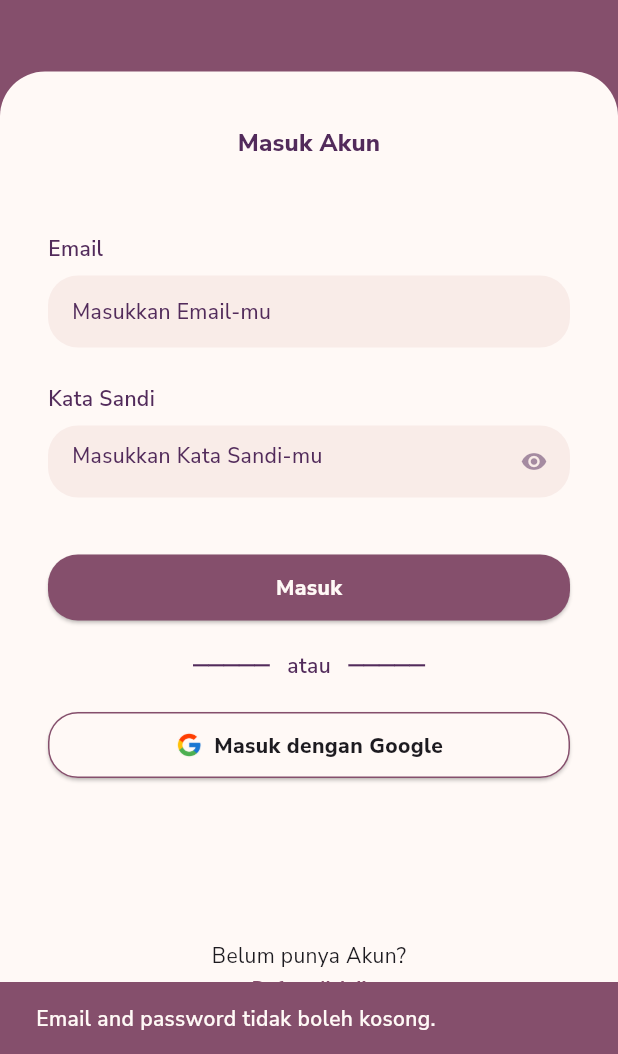
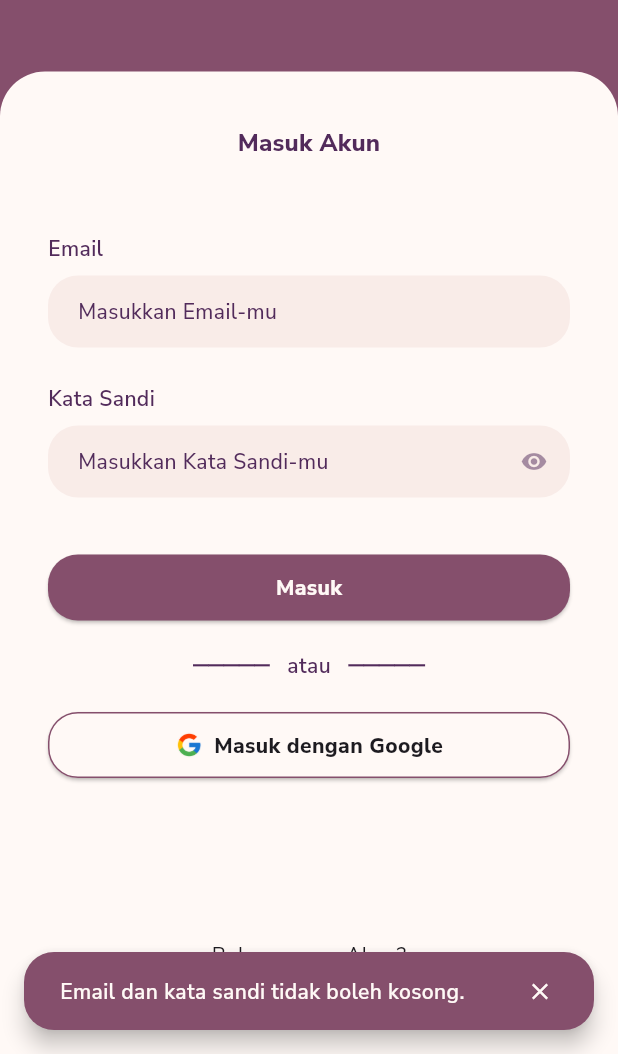
Before and after one commit to inirafli/mealty, a Flutter app: the screen it shows after launch, after a tap on "Masuk", on a phone screen of 412 x 824 dp, the part 182-1236 px from its top. Run offline on Flutter 3.47's test engine with Material 3 defaults, Android fonts, the phone set to English and light mode, and no system bars; our stand-ins replace firebase_auth, firebase_core, go_router, google_fonts, google_sign_in; accounts and stored records are empty.

Commit message:
modified the snackbar and added custom page transitions

```diff
--- a/lib/provider/auth_provider.dart
+++ b/lib/provider/auth_provider.dart
@@ -40,7 +40,7 @@ class AuthProvider extends ChangeNotifier {
 
   Future<void> signInWithEmailPassword(String email, String password) async {
     if (email.isEmpty || password.isEmpty) {
-      _errorMessage = 'Email and password tidak boleh kosong.';
+      _errorMessage = 'Email dan kata sandi tidak boleh kosong.';
       _authState = AuthState.error;
       notifyListeners();
       return;
@@ -79,6 +79,8 @@ class AuthProvider extends ChangeNotifier {
 
       await _auth.currentUser?.updateDisplayName(displayName);
       await _auth.currentUser?.reload();
+
+      await signOut();
 
       _authState = AuthState.registered;
       notifyListeners();
--- a/lib/routes/routes.dart
+++ b/lib/routes/routes.dart
@@ -4,6 +4,7 @@ import '../ui/home_screen.dart';
 import '../ui/login_screen.dart';
 import '../ui/register_screen.dart';
 import '../ui/splash_screen.dart';
+import '../utils/custom_page_transitions.dart';
 
 class AppRouter {
   static GoRouter configureRouter() {
@@ -16,11 +17,19 @@ class AppRouter {
         ),
         GoRoute(
           path: '/login',
-          builder: (context, state) => const LoginScreen(),
+          pageBuilder: (context, state) {
+            return createSlideFromLeftTransitionPage(
+              page: const LoginScreen(),
+            );
+          },
           routes: [
             GoRoute(
-              path: 'register', // Accessible as '/login/register'
-              builder: (context, state) => const RegisterScreen(),
+              path: 'register',
+              pageBuilder: (context, state) {
+                return createSlideFromRightTransitionPage(
+                  page: const RegisterScreen(),
+                );
+              },
             ),
           ],
         ),
--- a/lib/ui/login_screen.dart
+++ b/lib/ui/login_screen.dart
@@ -121,7 +121,7 @@ class _LoginScreenState extends State<LoginScreen> {
                           const SizedBox(height: 36.0),
                           FormActionRow(
                             message: 'Belum punya Akun?',
-                            buttonText: 'Daftar disini!',
+                            buttonText: 'Daftar disini',
                             onButtonPressed: () {
                               context.go('/login/register');
                             },
--- a/lib/ui/register_screen.dart
+++ b/lib/ui/register_screen.dart
@@ -115,7 +115,7 @@ class _RegisterScreenState extends State<RegisterScreen> {
                           const SizedBox(height: 36.0),
                           FormActionRow(
                             message: 'Sudah punya akun Mealty?',
-                            buttonText: 'Masuk disini!',
+                            buttonText: 'Masuk disini',
                             onButtonPressed: () {
                               // Handle registration navigation
                               context.pop();
--- /dev/null
+++ b/lib/utils/custom_page_transitions.dart
@@ -0,0 +1,44 @@
+import 'package:flutter/material.dart';
+import 'package:go_router/go_router.dart';
+
+CustomTransitionPage<dynamic> createSlideFromRightTransitionPage({
+  required Widget page,
+}) {
+  return CustomTransitionPage(
+    child: page,
+    transitionsBuilder: (context, animation, secondaryAnimation, child) {
+      const begin = Offset(1.0, 0.0);
+      const end = Offset.zero;
+      const curve = Curves.ease;
+
+      var tween = Tween(begin: begin, end: end).chain(CurveTween(curve: curve));
+      var offsetAnimation = animation.drive(tween);
+
+      return SlideTransition(
+        position: offsetAnimation,
+        child: child,
+      );
+    },
+  );
+}
+
+CustomTransitionPage<dynamic> createSlideFromLeftTransitionPage({
+  required Widget page,
+}) {
+  return CustomTransitionPage(
+    child: page,
+    transitionsBuilder: (context, animation, secondaryAnimation, child) {
+      const begin = Offset(-1.0, 0.0);
+      const end = Offset.zero;
+      const curve = Curves.ease;
+
+      var tween = Tween(begin: begin, end: end).chain(CurveTween(curve: curve));
+      var offsetAnimation = animation.drive(tween);
+
+      return SlideTransition(
+        position: offsetAnimation,
+        child: child,
+      );
+    },
+  );
+}
--- a/lib/widgets/custom_snackbar.dart
+++ b/lib/widgets/custom_snackbar.dart
@@ -6,13 +6,43 @@ class CustomSnackBar extends SnackBar {
     required String contentText,
     required BuildContext context,
   }) : super(
-          content: Text(
-            contentText,
-            style: Theme.of(context).textTheme.bodyMedium?.copyWith(
-                  color: Theme.of(context).colorScheme.onPrimary,
-                  fontWeight: FontWeight.w600,
+          content: IntrinsicHeight(
+            child: Row(
+              mainAxisAlignment: MainAxisAlignment.spaceBetween,
+              children: [
+                Expanded(
+                  child: Padding(
+                    padding: const EdgeInsets.symmetric(vertical: 8.0),
+                    child: Text(
+                      contentText,
+                      style: Theme.of(context).textTheme.bodyMedium?.copyWith(
+                            color: Theme.of(context).colorScheme.onPrimary,
+                            fontWeight: FontWeight.w600,
+                          ),
+                    ),
+                  ),
                 ),
+                IconButton(
+                  padding: EdgeInsets.zero,
+                  icon: Icon(
+                    Icons.close,
+                    size: 18.0,
+                    color: Theme.of(context).colorScheme.onPrimary,
+                  ),
+                  onPressed: () {
+                    ScaffoldMessenger.of(context).hideCurrentSnackBar();
+                  },
+                ),
+              ],
+            ),
           ),
           backgroundColor: Theme.of(context).colorScheme.primary,
+          behavior: SnackBarBehavior.floating,
+          shape: RoundedRectangleBorder(
+            borderRadius: BorderRadius.circular(20),
+          ),
+          margin: const EdgeInsets.all(16),
+          padding: const EdgeInsets.only(
+              top: 2.0, bottom: 2.0, left: 24.0, right: 12.0),
         );
 }
--- a/lib/widgets/custom_text_field.dart
+++ b/lib/widgets/custom_text_field.dart
@@ -25,26 +25,32 @@ class CustomTextField extends StatelessWidget {
               ),
         ),
         const SizedBox(height: 8),
-        Container(
-          decoration: BoxDecoration(
-            color: Theme.of(context).colorScheme.surface.withOpacity(0.2),
-            borderRadius: BorderRadius.circular(20),
-          ),
-          child: TextField(
+        TextField(
           controller: controller,
           style: Theme.of(context).textTheme.bodyMedium?.copyWith(
                 color: Theme.of(context).colorScheme.onBackground,
                 fontWeight: FontWeight.w600,
               ),
           decoration: InputDecoration(
+            filled: true,
+            fillColor: Theme.of(context).colorScheme.surface.withOpacity(0.2),
             contentPadding:
                 const EdgeInsets.symmetric(horizontal: 16, vertical: 10),
-              border: InputBorder.none,
             hintText: hintText,
             hintStyle: Theme.of(context).textTheme.bodyMedium?.copyWith(
                   color: Theme.of(context).colorScheme.onBackground,
                   fontWeight: FontWeight.w500,
                 ),
+            border: OutlineInputBorder(
+              borderRadius: BorderRadius.circular(20),
+              borderSide: BorderSide.none,
+            ),
+            focusedBorder: OutlineInputBorder(
+              borderRadius: BorderRadius.circular(20),
+              borderSide: BorderSide(
+                  color:
+                      Theme.of(context).colorScheme.primary.withOpacity(0.65),
+                  width: 2.0),
             ),
           ),
         ),
--- a/lib/widgets/password_text_field.dart
+++ b/lib/widgets/password_text_field.dart
@@ -25,41 +25,45 @@ class PasswordTextField extends StatelessWidget {
               ),
         ),
         const SizedBox(height: 8),
-        Container(
-          decoration: BoxDecoration(
-            color: Theme.of(context).colorScheme.surface.withOpacity(0.2),
-            borderRadius: BorderRadius.circular(20),
-          ),
-          child: TextField(
+        TextField(
           controller: controller,
           style: Theme.of(context).textTheme.bodyMedium?.copyWith(
                 color: Theme.of(context).colorScheme.onBackground,
                 fontWeight: FontWeight.w600,
               ),
           decoration: InputDecoration(
+            filled: true,
+            fillColor: Theme.of(context).colorScheme.surface.withOpacity(0.2),
             contentPadding:
                 const EdgeInsets.symmetric(horizontal: 16, vertical: 10),
-              border: InputBorder.none,
             hintText: 'Masukkan Kata Sandi-mu',
             hintStyle: Theme.of(context).textTheme.bodyMedium?.copyWith(
                   color: Theme.of(context).colorScheme.onBackground,
                   fontWeight: FontWeight.w500,
                 ),
+            border: OutlineInputBorder(
+              borderRadius: BorderRadius.circular(20),
+              borderSide: BorderSide.none,
+            ),
+            focusedBorder: OutlineInputBorder(
+              borderRadius: BorderRadius.circular(20),
+              borderSide: BorderSide(
+                  color:
+                      Theme.of(context).colorScheme.primary.withOpacity(0.65),
+                  width: 2.0),
+            ),
             suffixIcon: IconButton(
               icon: Icon(
                 obscureText ? Icons.visibility : Icons.visibility_off,
                 size: 18.0,
-                  color: Theme.of(context)
-                      .colorScheme
-                      .onBackground
-                      .withOpacity(0.5),
+                color:
+                    Theme.of(context).colorScheme.onBackground.withOpacity(0.5),
               ),
               onPressed: togglePasswordVisibility,
             ),
           ),
           obscureText: obscureText,
         ),
-        ),
       ],
     );
   }
```
Lines whose indentation alone changed are shown as unchanged.
